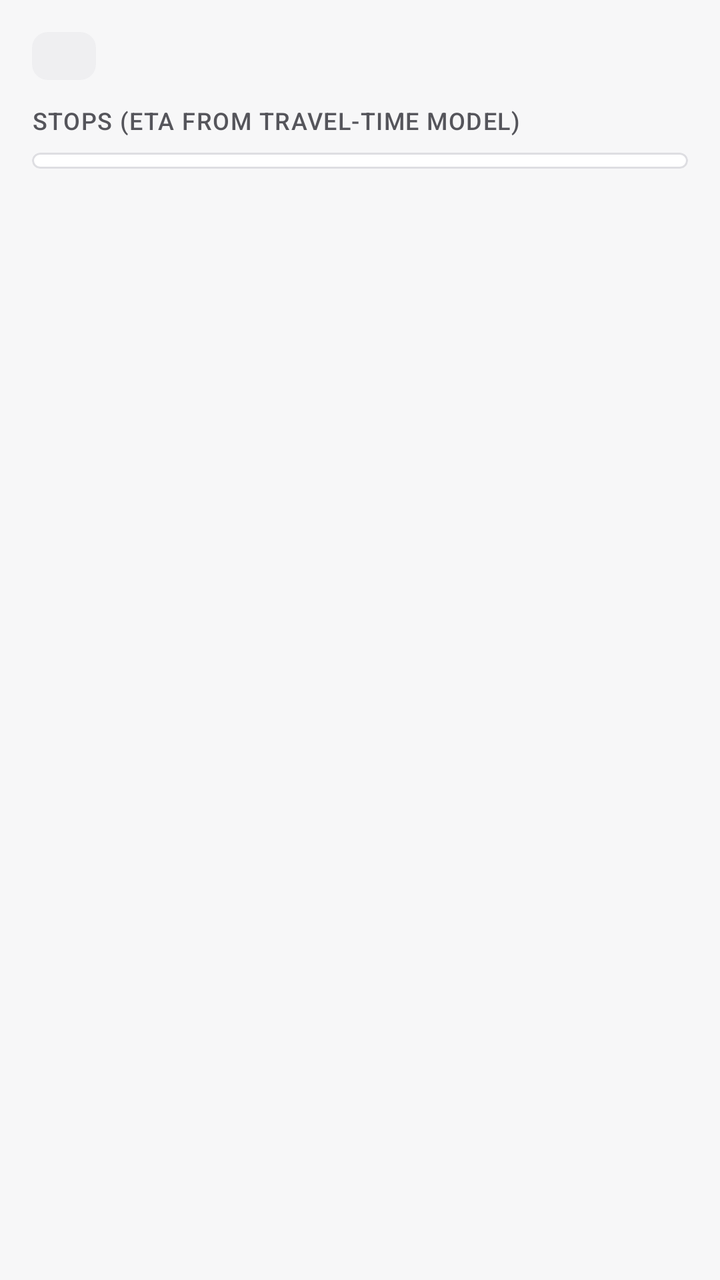
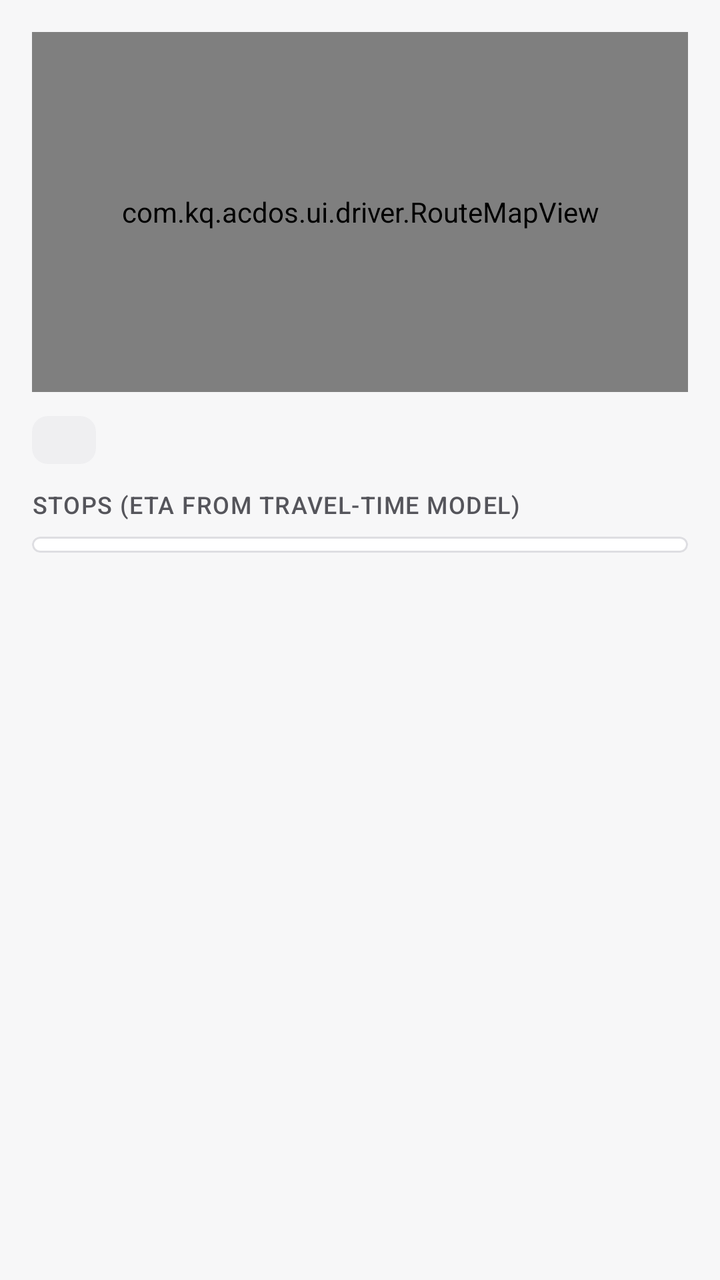

Compare the two renders of this Android layout. The source of the first and the diff that turns it into the second are given below.
<!-- AndroidManifest.xml: application theme Theme.ACDOS -->
<!-- res/layout/fragment_route_detail.xml -->
<?xml version="1.0" encoding="utf-8"?>
<androidx.core.widget.NestedScrollView xmlns:android="http://schemas.android.com/apk/res/android"
    android:layout_width="match_parent"
    android:layout_height="match_parent">

    <LinearLayout
        android:layout_width="match_parent"
        android:layout_height="wrap_content"
        android:orientation="vertical"
        android:padding="16dp">

        <LinearLayout
            android:layout_width="match_parent"
            android:layout_height="wrap_content"
            android:orientation="horizontal">

            <com.google.android.material.chip.Chip
                android:id="@+id/seats_chip"
                style="@style/Widget.ACDOS.Chip.Neutral"
                android:layout_width="wrap_content"
                android:layout_height="wrap_content"
                android:layout_marginEnd="6dp" />

            <com.google.android.material.chip.Chip
                android:id="@+id/on_time_chip"
                style="@style/Widget.ACDOS.Chip.Success"
                android:layout_width="wrap_content"
                android:layout_height="wrap_content"
                android:text="@string/dispatch_on_time"
                android:visibility="gone" />

            <com.google.android.material.chip.Chip
                android:id="@+id/late_chip"
                style="@style/Widget.ACDOS.Chip.Warning"
                android:layout_width="wrap_content"
                android:layout_height="wrap_content"
                android:visibility="gone" />

        </LinearLayout>

        <TextView
            style="@style/Widget.ACDOS.Overline"
            android:text="@string/dispatch_stops" />

        <com.google.android.material.card.MaterialCardView
            android:layout_width="match_parent"
            android:layout_height="wrap_content">

            <LinearLayout
                android:id="@+id/stops"
                android:layout_width="match_parent"
                android:layout_height="wrap_content"
                android:divider="@drawable/divider_hairline"
                android:orientation="vertical"
                android:paddingVertical="4dp"
                android:showDividers="middle" />

        </com.google.android.material.card.MaterialCardView>

    </LinearLayout>

</androidx.core.widget.NestedScrollView>
<!-- resources referenced by this layout -->
<resources>
  <string name="dispatch_on_time">On time</string>
  <string name="dispatch_stops">Stops (ETA from travel-time model)</string>
  <style name="Theme.ACDOS" parent="Base.Theme.ACDOS" />
  <color name="kq_red">#E01A22</color>
  <color name="on_kq_red">#FFFFFF</color>
  <color name="role_primary_container">#FDE7E9</color>
  <color name="role_on_primary_container">#7A0012</color>
  <color name="role_primary_inverse">#FFB3B8</color>
  <color name="fixed_primary_fixed">#FDE7E9</color>
  <color name="fixed_primary_fixed_dim">#FFB3B8</color>
  <color name="fixed_on_primary_fixed">#3F0007</color>
  <color name="fixed_on_primary_fixed_variant">#7A0012</color>
  <color name="role_secondary">#55555B</color>
  <color name="role_on_secondary">#FFFFFF</color>
  <color name="fixed_neutral_fixed">#E8E8EB</color>
  <color name="fixed_neutral_fixed_dim">#D0D0D5</color>
  <color name="fixed_on_neutral_fixed">#1A1A1C</color>
  <color name="fixed_on_neutral_fixed_variant">#55555B</color>
  <color name="role_tertiary">#55555B</color>
  <color name="role_on_tertiary">#FFFFFF</color>
  <color name="role_tertiary_container">#E8E8EB</color>
  <color name="role_on_tertiary_container">#1A1A1C</color>
  <color name="role_background">#F7F7F8</color>
  <color name="role_on_surface">#1A1A1C</color>
  <color name="role_surface">#FFFFFF</color>
  <color name="role_surface_container_lowest">#FFFFFF</color>
  <color name="role_surface_container_low">#F4F4F5</color>
  <color name="role_surface_container">#EFEFF1</color>
  <color name="role_surface_container_high">#E8E8EB</color>
  <color name="role_surface_container_highest">#E1E1E5</color>
  <color name="role_surface_variant">#E8E8EB</color>
  <color name="role_surface_bright">#FFFFFF</color>
  <color name="role_surface_dim">#DADADE</color>
  <color name="role_surface_inverse">#2E2E33</color>
  <color name="role_on_surface_variant">#55555B</color>
  <color name="role_on_surface_inverse">#F1F1F3</color>
  <color name="role_outline">#75757C</color>
  <color name="role_outline_variant">#DEDEE2</color>
  <color name="role_error">#8C1D18</color>
  <color name="role_on_error">#FFFFFF</color>
  <color name="role_error_container">#F9DEDC</color>
  <color name="role_on_error_container">#8C1D18</color>
  <color name="role_warning_container">#FCEFC7</color>
  <color name="role_on_warning_container">#6B4500</color>
  <color name="role_success_container">#DCF3E3</color>
  <color name="role_on_success_container">#14532D</color>
  <style name="ShapeAppearance.ACDOS.ExtraSmall" parent="">
          <item name="cornerFamily">rounded</item>
          <item name="cornerSize">4dp</item>
      </style>
  <style name="ShapeAppearance.ACDOS.Small" parent="">
          <item name="cornerFamily">rounded</item>
          <item name="cornerSize">8dp</item>
      </style>
  <style name="ShapeAppearance.ACDOS.Medium" parent="">
          <item name="cornerFamily">rounded</item>
          <item name="cornerSize">12dp</item>
      </style>
  <style name="ShapeAppearance.ACDOS.Large" parent="">
          <item name="cornerFamily">rounded</item>
          <item name="cornerSize">16dp</item>
      </style>
  <style name="Widget.ACDOS.Button" parent="Widget.Material3.Button">
          <item name="shapeAppearance">@style/ShapeAppearance.ACDOS.Button</item>
      </style>
  <style name="Widget.ACDOS.ProgressBar" parent="Widget.AppCompat.ProgressBar">
          <item name="android:indeterminateTint">?attr/colorPrimary</item>
      </style>
  <style name="ShapeAppearance.ACDOS.Button" parent="">
          <item name="cornerFamily">rounded</item>
          <item name="cornerSize">10dp</item>
      </style>
  <!-- unchanged entries left out for length: 28 -->
</resources>

<!-- the commit's change to res/layout/fragment_route_detail.xml (unified diff, before → after) -->
@@ -8,6 +8,13 @@
         android:layout_height="wrap_content"
         android:orientation="vertical"
         android:padding="16dp">
+
+        <com.kq.acdos.ui.driver.RouteMapView
+            android:id="@+id/map"
+            android:layout_width="match_parent"
+            android:layout_height="180dp"
+            android:layout_marginBottom="12dp"
+            android:background="@drawable/bg_map" />
 
         <LinearLayout
             android:layout_width="match_parent"
<!-- resource entries referenced after the edit -->
@@ -1,5 +1,11 @@
 <!-- resources referenced by this layout -->
 <resources>
+  <!-- drawable bg_map (drawable) -->
+  <?xml version="1.0" encoding="utf-8"?>
+  <shape xmlns:android="http://schemas.android.com/apk/res/android">
+      <corners android:radius="12dp" />
+      <solid android:color="?attr/colorSurfaceContainer" />
+  </shape>
   <string name="dispatch_on_time">On time</string>
   <string name="dispatch_stops">Stops (ETA from travel-time model)</string>
   <style name="Theme.ACDOS" parent="Base.Theme.ACDOS" />
